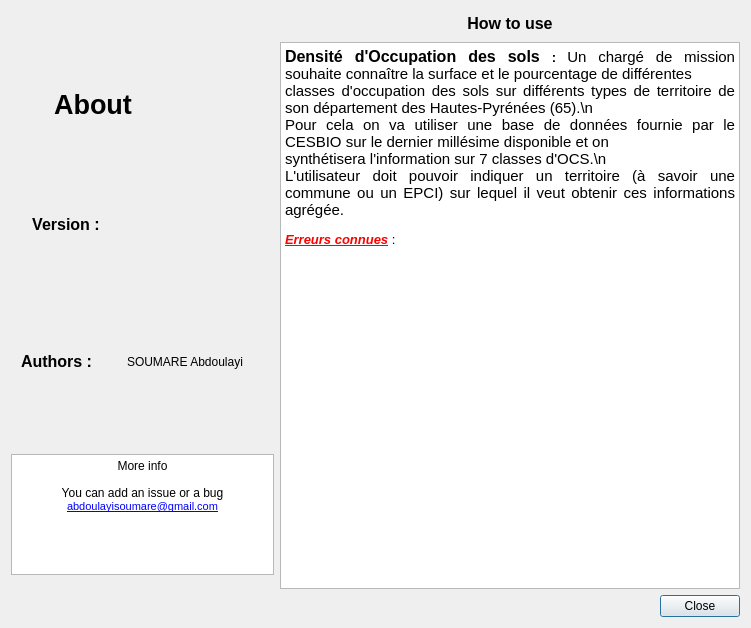
The window that interfaces/densite_apropos.ui (asoumarefr/Densite) describes before a commit, drawn with Qt 5.
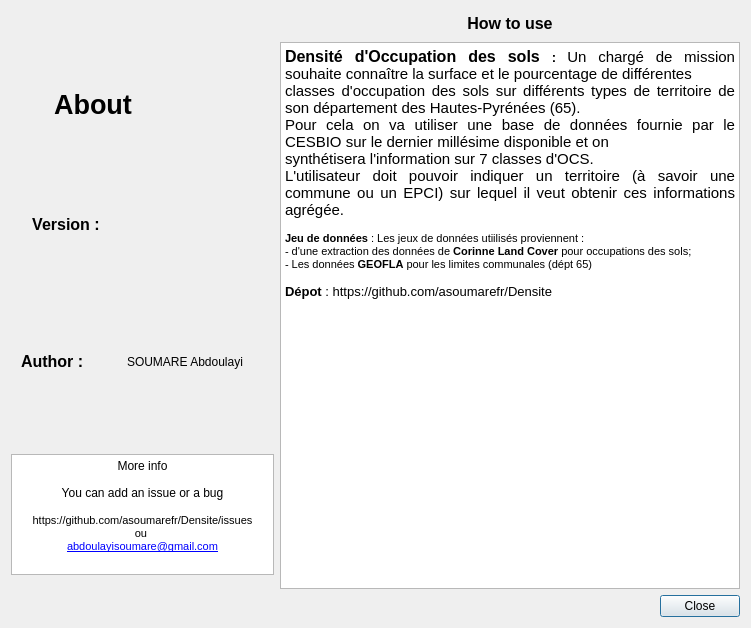
The same window after the commit. Icons and pictures are not drawn.

Commit message: Réorganisation compléète du compte : ajout d'héritage, de jeu de données, précisions commentaires

What changed in the file:
```diff
--- a/interfaces/densite_apropos.ui
+++ b/interfaces/densite_apropos.ui
@@ -173,8 +173,8 @@
           <string>&lt;!DOCTYPE HTML PUBLIC &quot;-//W3C//DTD HTML 4.0//EN&quot; &quot;http://www.w3.org/TR/REC-html40/strict.dtd&quot;&gt;
 &lt;html&gt;&lt;head&gt;&lt;meta name=&quot;qrichtext&quot; content=&quot;1&quot; /&gt;&lt;style type=&quot;text/css&quot;&gt;
 p, li { white-space: pre-wrap; }
-&lt;/style&gt;&lt;/head&gt;&lt;body style=&quot; font-family:'Sans Serif'; font-size:9pt; font-weight:400; font-style:normal;&quot;&gt;
-&lt;p align=&quot;justify&quot; style=&quot; margin-top:0px; margin-bottom:0px; margin-left:0px; margin-right:0px; -qt-block-indent:0; text-indent:0px;&quot;&gt;&lt;span style=&quot; font-size:12pt; font-weight:600;&quot;&gt;Authors :&lt;/span&gt;&lt;/p&gt;&lt;/body&gt;&lt;/html&gt;</string>
+&lt;/style&gt;&lt;/head&gt;&lt;body style=&quot; font-family:'MS Shell Dlg 2'; font-size:8pt; font-weight:400; font-style:normal;&quot;&gt;
+&lt;p align=&quot;justify&quot; style=&quot; margin-top:0px; margin-bottom:0px; margin-left:0px; margin-right:0px; -qt-block-indent:0; text-indent:0px;&quot;&gt;&lt;span style=&quot; font-family:'Sans Serif'; font-size:12pt; font-weight:600;&quot;&gt;Author :&lt;/span&gt;&lt;/p&gt;&lt;/body&gt;&lt;/html&gt;</string>
          </property>
         </widget>
        </item>
@@ -239,6 +239,9 @@
 &lt;p align=&quot;center&quot; style=&quot; margin-top:0px; margin-bottom:0px; margin-left:0px; margin-right:0px; -qt-block-indent:0; text-indent:0px;&quot;&gt;&lt;span style=&quot; font-family:'Sans Serif'; font-size:9pt;&quot;&gt;More info&lt;/span&gt;&lt;/p&gt;
 &lt;p align=&quot;center&quot; style=&quot;-qt-paragraph-type:empty; margin-top:0px; margin-bottom:0px; margin-left:0px; margin-right:0px; -qt-block-indent:0; text-indent:0px; font-size:8pt; text-decoration: underline; color:#0000ff;&quot;&gt;&lt;br /&gt;&lt;/p&gt;
 &lt;p align=&quot;center&quot; style=&quot; margin-top:0px; margin-bottom:0px; margin-left:0px; margin-right:0px; -qt-block-indent:0; text-indent:0px;&quot;&gt;&lt;span style=&quot; font-family:'Sans Serif'; font-size:9pt;&quot;&gt;You can add an issue or a bug&lt;/span&gt;&lt;/p&gt;
+&lt;p align=&quot;center&quot; style=&quot;-qt-paragraph-type:empty; margin-top:0px; margin-bottom:0px; margin-left:0px; margin-right:0px; -qt-block-indent:0; text-indent:0px; font-family:'Sans Serif'; font-size:9pt;&quot;&gt;&lt;br /&gt;&lt;/p&gt;
+&lt;p align=&quot;center&quot; style=&quot; margin-top:0px; margin-bottom:0px; margin-left:0px; margin-right:0px; -qt-block-indent:0; text-indent:0px;&quot;&gt;&lt;span style=&quot; font-family:'Consolas'; font-size:8pt; color:#000000;&quot;&gt;https://github.com/asoumarefr/Densite/issues&lt;/span&gt;&lt;/p&gt;
+&lt;p align=&quot;center&quot; style=&quot; margin-top:0px; margin-bottom:0px; margin-left:0px; margin-right:0px; -qt-block-indent:0; text-indent:0px;&quot;&gt;&lt;span style=&quot; font-family:'Consolas'; font-size:8pt; color:#000000;&quot;&gt;ou &lt;/span&gt;&lt;/p&gt;
 &lt;p align=&quot;center&quot; style=&quot; margin-top:0px; margin-bottom:0px; margin-left:0px; margin-right:0px; -qt-block-indent:0; text-indent:0px;&quot;&gt;&lt;a href=&quot;asoumare@nge.net&quot;&gt;&lt;span style=&quot; font-size:8pt; text-decoration: underline; color:#0000ff;&quot;&gt;abdoulayisoumare@gmail.com&lt;/span&gt;&lt;/a&gt;&lt;/p&gt;&lt;/body&gt;&lt;/html&gt;</string>
        </property>
        <property name="openExternalLinks">
@@ -286,9 +289,13 @@
 &lt;html&gt;&lt;head&gt;&lt;meta name=&quot;qrichtext&quot; content=&quot;1&quot; /&gt;&lt;style type=&quot;text/css&quot;&gt;
 p, li { white-space: pre-wrap; }
 &lt;/style&gt;&lt;/head&gt;&lt;body style=&quot; font-family:'MS Shell Dlg 2'; font-size:8.25pt; font-weight:400; font-style:normal;&quot;&gt;
-&lt;p align=&quot;justify&quot; style=&quot; margin-top:0px; margin-bottom:0px; margin-left:0px; margin-right:0px; -qt-block-indent:0; text-indent:0px;&quot;&gt;&lt;span style=&quot; font-family:'Sans Serif'; font-size:12pt; font-weight:600;&quot;&gt;Densité d'Occupation des sols &lt;/span&gt;&lt;span style=&quot; font-family:'Sans Serif'; font-size:10pt; font-weight:600;&quot;&gt;:&lt;/span&gt;&lt;span style=&quot; font-family:'Sans Serif'; font-size:10pt;&quot;&gt; &lt;/span&gt;&lt;span style=&quot; font-family:'Consolas'; font-size:11pt; color:#000000;&quot;&gt;Un chargé de mission souhaite connaître la surface et le pourcentage de différentes &lt;br /&gt;classes d'occupation des sols sur différents types de territoire de son département des Hautes-Pyrénées (65).\n&lt;br /&gt;Pour cela on va utiliser une base de données fournie par le CESBIO sur le dernier millésime disponible et on &lt;br /&gt;synthétisera l'information sur 7 classes d'OCS.\n&lt;br /&gt;L'utilisateur doit pouvoir indiquer un territoire (à savoir une commune ou un EPCI) sur lequel il veut obtenir ces informations agrégée.&lt;/span&gt;&lt;/p&gt;
+&lt;p align=&quot;justify&quot; style=&quot; margin-top:0px; margin-bottom:0px; margin-left:0px; margin-right:0px; -qt-block-indent:0; text-indent:0px;&quot;&gt;&lt;span style=&quot; font-family:'Sans Serif'; font-size:12pt; font-weight:600;&quot;&gt;Densité d'Occupation des sols &lt;/span&gt;&lt;span style=&quot; font-family:'Sans Serif'; font-size:10pt; font-weight:600;&quot;&gt;:&lt;/span&gt;&lt;span style=&quot; font-family:'Sans Serif'; font-size:10pt;&quot;&gt; &lt;/span&gt;&lt;span style=&quot; font-family:'Consolas'; font-size:11pt; color:#000000;&quot;&gt;Un chargé de mission souhaite connaître la surface et le pourcentage de différentes &lt;br /&gt;classes d'occupation des sols sur différents types de territoire de son département des Hautes-Pyrénées (65).&lt;br /&gt;Pour cela on va utiliser une base de données fournie par le CESBIO sur le dernier millésime disponible et on &lt;br /&gt;synthétisera l'information sur 7 classes d'OCS.&lt;br /&gt;L'utilisateur doit pouvoir indiquer un territoire (à savoir une commune ou un EPCI) sur lequel il veut obtenir ces informations agrégée.&lt;/span&gt;&lt;/p&gt;
 &lt;p align=&quot;justify&quot; style=&quot;-qt-paragraph-type:empty; margin-top:0px; margin-bottom:0px; margin-left:0px; margin-right:0px; -qt-block-indent:0; text-indent:0px;&quot;&gt;&lt;br /&gt;&lt;/p&gt;
-&lt;p align=&quot;justify&quot; style=&quot; margin-top:0px; margin-bottom:0px; margin-left:0px; margin-right:0px; -qt-block-indent:0; text-indent:0px;&quot;&gt;&lt;span style=&quot; font-family:'Sans Serif'; font-size:10pt; font-weight:600; font-style:italic; text-decoration: underline; color:#ff0000;&quot;&gt;Erreurs connues&lt;/span&gt;&lt;span style=&quot; font-family:'Sans Serif'; font-size:10pt; color:#ff0000;&quot;&gt; &lt;/span&gt;&lt;span style=&quot; font-family:'Sans Serif'; font-size:10pt;&quot;&gt;:&lt;/span&gt;&lt;/p&gt;
+&lt;p align=&quot;justify&quot; style=&quot; margin-top:0px; margin-bottom:0px; margin-left:0px; margin-right:0px; -qt-block-indent:0; text-indent:0px;&quot;&gt;&lt;span style=&quot; font-weight:600;&quot;&gt;Jeu de données&lt;/span&gt; : Les jeux de données utiilisés proviennent : &lt;/p&gt;
+&lt;p align=&quot;justify&quot; style=&quot; margin-top:0px; margin-bottom:0px; margin-left:0px; margin-right:0px; -qt-block-indent:0; text-indent:0px;&quot;&gt;- d'une extraction des données de &lt;span style=&quot; font-weight:600;&quot;&gt;Corinne Land Cover&lt;/span&gt; pour occupations des sols;&lt;/p&gt;
+&lt;p align=&quot;justify&quot; style=&quot; margin-top:0px; margin-bottom:0px; margin-left:0px; margin-right:0px; -qt-block-indent:0; text-indent:0px;&quot;&gt;- Les données &lt;span style=&quot; font-weight:600;&quot;&gt;GEOFLA&lt;/span&gt; pour les limites communales (dépt 65)&lt;/p&gt;
+&lt;p align=&quot;justify&quot; style=&quot;-qt-paragraph-type:empty; margin-top:0px; margin-bottom:0px; margin-left:0px; margin-right:0px; -qt-block-indent:0; text-indent:0px;&quot;&gt;&lt;br /&gt;&lt;/p&gt;
+&lt;p align=&quot;justify&quot; style=&quot; margin-top:0px; margin-bottom:0px; margin-left:0px; margin-right:0px; -qt-block-indent:0; text-indent:0px;&quot;&gt;&lt;span style=&quot; font-family:'Sans Serif'; font-size:10pt; font-weight:600; color:#000000;&quot;&gt;Dépot&lt;/span&gt;&lt;span style=&quot; font-family:'Sans Serif'; font-size:10pt; color:#ff0000;&quot;&gt; &lt;/span&gt;&lt;span style=&quot; font-family:'Sans Serif'; font-size:10pt;&quot;&gt;: https://github.com/asoumarefr/Densite&lt;/span&gt;&lt;/p&gt;
 &lt;p align=&quot;justify&quot; style=&quot;-qt-paragraph-type:empty; margin-top:0px; margin-bottom:0px; margin-left:0px; margin-right:0px; -qt-block-indent:0; text-indent:0px; font-family:'Sans Serif'; font-size:10pt;&quot;&gt;&lt;br /&gt;&lt;/p&gt;&lt;/body&gt;&lt;/html&gt;</string>
        </property>
       </widget>
```
Left out of the diff: 2 changed lines with no effect on the pictures. The commit also changes 32 other files.
